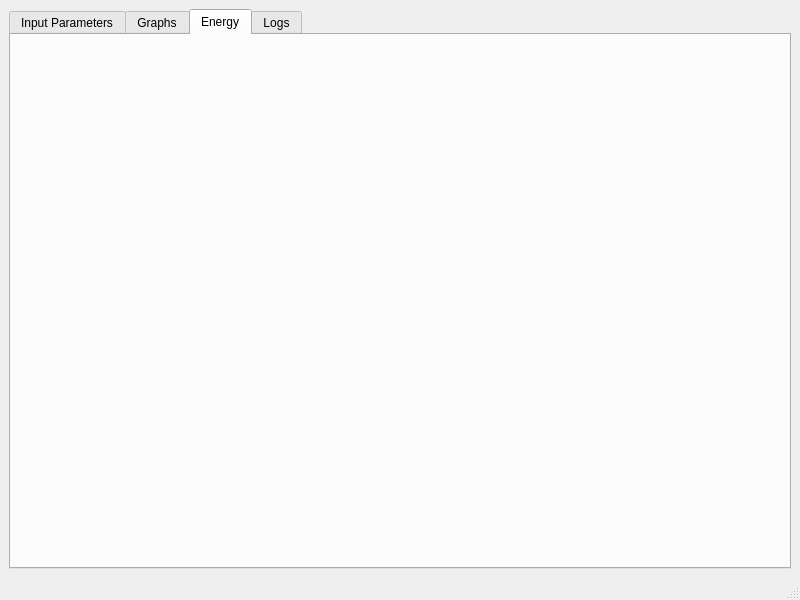
Qt form ui/form.ui (Tiernan8r/Variational_Principle_GUI) before a commit.
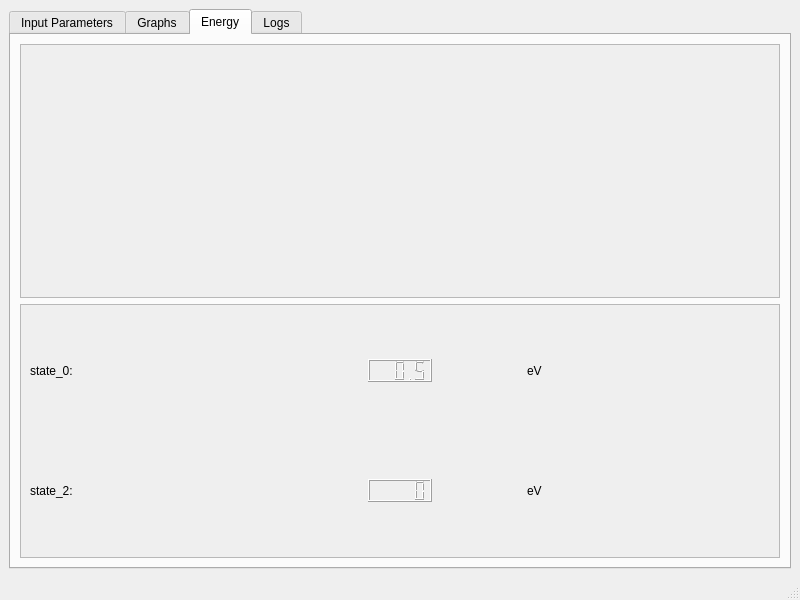
The same form after that commit. The open tabs and pages were chosen to show the change.

Commit message: Changing implementation of embedding graphs to allow implementation in energy tab.

```diff
--- a/ui/form.ui
+++ b/ui/form.ui
@@ -483,6 +483,82 @@
        <attribute name="title">
         <string>Energy</string>
        </attribute>
+       <layout class="QGridLayout" name="gridLayout_7">
+        <item row="1" column="0">
+         <widget class="QScrollArea" name="scrollArea">
+          <property name="widgetResizable">
+           <bool>true</bool>
+          </property>
+          <widget class="QWidget" name="scrollAreaWidgetContents_2">
+           <property name="geometry">
+            <rect>
+             <x>0</x>
+             <y>0</y>
+             <width>764</width>
+             <height>237</height>
+            </rect>
+           </property>
+           <layout class="QGridLayout" name="gridLayout_8">
+            <item row="1" column="2">
+             <widget class="QLabel" name="label_19">
+              <property name="text">
+               <string>eV</string>
+              </property>
+             </widget>
+            </item>
+            <item row="0" column="2">
+             <widget class="QLabel" name="label_17">
+              <property name="text">
+               <string>eV</string>
+              </property>
+             </widget>
+            </item>
+            <item row="1" column="0">
+             <widget class="QLabel" name="label_18">
+              <property name="text">
+               <string>state_2:</string>
+              </property>
+             </widget>
+            </item>
+            <item row="0" column="0">
+             <widget class="QLabel" name="label_16">
+              <property name="text">
+               <string>state_0:</string>
+              </property>
+             </widget>
+            </item>
+            <item row="0" column="1" alignment="Qt::AlignHCenter|Qt::AlignVCenter">
+             <widget class="QLCDNumber" name="lcdNumber">
+              <property name="value" stdset="0">
+               <double>0.500000000000000</double>
+              </property>
+             </widget>
+            </item>
+            <item row="1" column="1" alignment="Qt::AlignHCenter|Qt::AlignVCenter">
+             <widget class="QLCDNumber" name="lcdNumber_2"/>
+            </item>
+           </layout>
+          </widget>
+         </widget>
+        </item>
+        <item row="0" column="0">
+         <widget class="QScrollArea" name="scrollArea_2">
+          <property name="widgetResizable">
+           <bool>true</bool>
+          </property>
+          <widget class="QWidget" name="scrollAreaWidgetContents_3">
+           <property name="geometry">
+            <rect>
+             <x>0</x>
+             <y>0</y>
+             <width>764</width>
+             <height>237</height>
+            </rect>
+           </property>
+          </widget>
+         </widget>
+        </item>
+       </layout>
       </widget>
       <widget class="QWidget" name="tab_3">
        <attribute name="title">
```
Left out of the diff: 28 changed lines with no effect on the pictures. The commit also changes 3 other files.
